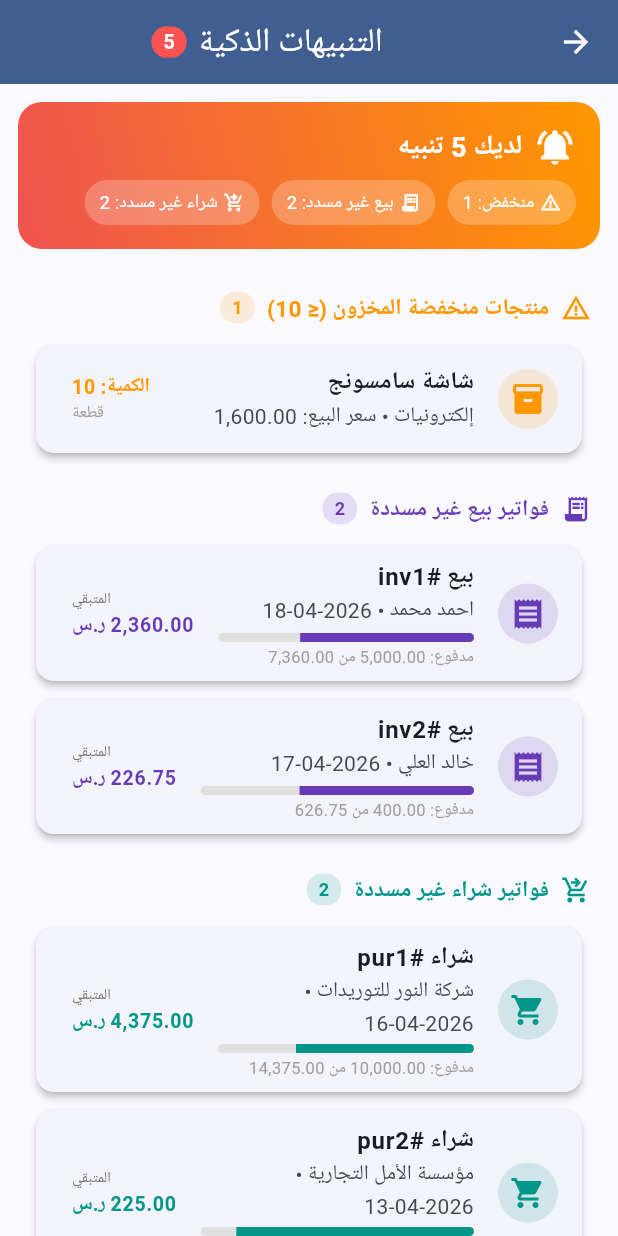
After one commit to hkllmnnx-maker/accounting-pro, a Flutter app: the screen it shows after launch, after a tap on the "notifications" icon, on a phone screen of 412 x 824 dp. The commit adds this screen. Run offline on Flutter 3.47's test engine with Material 3 defaults, Android fonts, the phone set to English and light mode, and no system bars; our stand-ins replace fl_chart, hive_flutter, pdf, printing; accounts and stored records are empty.

Commit message:
feat: add smart alerts screen (low stock, unpaid invoices, overdue quotes, client/supplier debts) with badge counter on home screen

```diff
--- /dev/null
+++ b/lib/screens/alerts_screen.dart
@@ -0,0 +1,385 @@
+import 'package:flutter/material.dart';
+import 'package:provider/provider.dart';
+import 'package:intl/intl.dart' hide TextDirection;
+import '../providers/app_provider.dart';
+import '../models/models.dart';
+import 'invoice_screen.dart';
+import 'products_screen.dart';
+import 'account_statement_screen.dart';
+
+class AlertsScreen extends StatelessWidget {
+  const AlertsScreen({super.key});
+
+  static const int lowStockThreshold = 10;
+
+  String _fmt(double n) => NumberFormat('#,##0.00', 'en').format(n);
+  String _fmtDate(DateTime d) => DateFormat('yyyy-MM-dd', 'en').format(d);
+
+  @override
+  Widget build(BuildContext context) {
+    final theme = Theme.of(context);
+    return Consumer<AppProvider>(
+      builder: (context, provider, _) {
+        final outOfStock = provider.products.where((p) => p.quantity <= 0).toList();
+        final lowStock = provider.products.where((p) =>
+            p.quantity > 0 && p.quantity <= lowStockThreshold).toList();
+        final unpaidSales = provider.sales.where((inv) => inv.remaining > 0.01).toList();
+        final unpaidPurchases = provider.purchases.where((inv) => inv.remaining > 0.01).toList();
+        final overdueQuotes = provider.quotes.where((q) =>
+            q.status == 'pending' && q.validUntil.isBefore(DateTime.now())).toList();
+        final clientsWithDebt = provider.clients.where((c) => c.balance > 0.01).toList();
+        final suppliersWithDebt = provider.suppliers.where((s) => s.balance > 0.01).toList();
+
+        final totalAlerts = outOfStock.length +
+            lowStock.length +
+            unpaidSales.length +
+            unpaidPurchases.length +
+            overdueQuotes.length;
+
+        return Directionality(
+          textDirection: TextDirection.rtl,
+          child: Scaffold(
+            appBar: AppBar(
+              title: Row(
+                mainAxisAlignment: MainAxisAlignment.center,
+                children: [
+                  const Text('التنبيهات الذكية'),
+                  const SizedBox(width: 8),
+                  if (totalAlerts > 0)
+                    Container(
+                      padding: const EdgeInsets.symmetric(horizontal: 8, vertical: 2),
+                      decoration: BoxDecoration(
+                        color: Colors.redAccent,
+                        borderRadius: BorderRadius.circular(12),
+                      ),
+                      child: Text('$totalAlerts',
+                          style: const TextStyle(color: Colors.white, fontSize: 13, fontWeight: FontWeight.bold)),
+                    ),
+                ],
+              ),
+              backgroundColor: theme.colorScheme.primary,
+              foregroundColor: Colors.white,
+            ),
+            body: SafeArea(
+              child: totalAlerts == 0 && clientsWithDebt.isEmpty && suppliersWithDebt.isEmpty
+                  ? _emptyState(theme)
+                  : ListView(
+                      padding: const EdgeInsets.all(12),
+                      children: [
+                        _summaryCard(theme, totalAlerts, outOfStock.length, lowStock.length,
+                            unpaidSales.length, unpaidPurchases.length, overdueQuotes.length),
+                        const SizedBox(height: 12),
+                        if (outOfStock.isNotEmpty)
+                          _section(
+                            context,
+                            title: 'منتجات نفدت من المخزون',
+                            icon: Icons.remove_shopping_cart,
+                            color: Colors.red,
+                            count: outOfStock.length,
+                            children: outOfStock.map((p) => _productTile(context, p, provider, Colors.red)).toList(),
+                          ),
+                        if (lowStock.isNotEmpty)
+                          _section(
+                            context,
+                            title: 'منتجات منخفضة المخزون (≤ $lowStockThreshold)',
+                            icon: Icons.warning_amber,
+                            color: Colors.orange,
+                            count: lowStock.length,
+                            children: lowStock.map((p) => _productTile(context, p, provider, Colors.orange)).toList(),
+                          ),
+                        if (unpaidSales.isNotEmpty)
+                          _section(
+                            context,
+                            title: 'فواتير بيع غير مسددة',
+                            icon: Icons.receipt_long,
+                            color: Colors.deepPurple,
+                            count: unpaidSales.length,
+                            children: unpaidSales.take(20).map((inv) =>
+                                _invoiceTile(context, inv, provider, 'sale')).toList(),
+                          ),
+                        if (unpaidPurchases.isNotEmpty)
+                          _section(
+                            context,
+                            title: 'فواتير شراء غير مسددة',
+                            icon: Icons.shopping_cart_checkout,
+                            color: Colors.teal,
+                            count: unpaidPurchases.length,
+                            children: unpaidPurchases.take(20).map((inv) =>
+                                _invoiceTile(context, inv, provider, 'purchase')).toList(),
+                          ),
+                        if (overdueQuotes.isNotEmpty)
+                          _section(
+                            context,
+                            title: 'عروض أسعار منتهية الصلاحية',
+                            icon: Icons.schedule,
+                            color: Colors.brown,
+                            count: overdueQuotes.length,
+                            children: overdueQuotes.map((q) => _quoteTile(q, provider)).toList(),
+                          ),
+                        if (clientsWithDebt.isNotEmpty)
+                          _section(
+                            context,
+                            title: 'عملاء لديهم ديون',
+                            icon: Icons.person_outline,
+                            color: Colors.blue,
+                            count: clientsWithDebt.length,
+                            children: clientsWithDebt.take(20).map((c) => Card(
+                                  child: ListTile(
+                                    leading: CircleAvatar(
+                                      backgroundColor: Colors.blue.withValues(alpha: 0.15),
+                                      child: const Icon(Icons.person, color: Colors.blue),
+                                    ),
+                                    title: Text(c.name, style: const TextStyle(fontWeight: FontWeight.bold)),
+                                    subtitle: Text(c.phone.isEmpty ? 'بدون هاتف' : c.phone),
+                                    trailing: Text(
+                                      '${_fmt(c.balance)} ${provider.currency}',
+                                      style: const TextStyle(color: Colors.blue, fontWeight: FontWeight.bold),
+                                    ),
+                                    onTap: () => Navigator.push(context, MaterialPageRoute(
+                                        builder: (_) => AccountStatementScreen(
+                                            contactId: c.id, contactName: c.name))),
+                                  ),
+                                )).toList(),
+                          ),
+                        if (suppliersWithDebt.isNotEmpty)
+                          _section(
+                            context,
+                            title: 'مستحقات الموردين',
+                            icon: Icons.local_shipping,
+                            color: Colors.indigo,
+                            count: suppliersWithDebt.length,
+                            children: suppliersWithDebt.take(20).map((s) => Card(
+                                  child: ListTile(
+                                    leading: CircleAvatar(
+                                      backgroundColor: Colors.indigo.withValues(alpha: 0.15),
+                                      child: const Icon(Icons.local_shipping, color: Colors.indigo),
+                                    ),
+                                    title: Text(s.name, style: const TextStyle(fontWeight: FontWeight.bold)),
+                                    subtitle: Text(s.phone.isEmpty ? 'بدون هاتف' : s.phone),
+                                    trailing: Text(
+                                      '${_fmt(s.balance)} ${provider.currency}',
+                                      style: const TextStyle(color: Colors.indigo, fontWeight: FontWeight.bold),
+                                    ),
+                                    onTap: () => Navigator.push(context, MaterialPageRoute(
+                                        builder: (_) => AccountStatementScreen(
+                                            contactId: s.id, contactName: s.name))),
+                                  ),
+                                )).toList(),
+                          ),
+                        const SizedBox(height: 20),
+                      ],
+                    ),
+            ),
+          ),
+        );
+      },
+    );
+  }
+
+  Widget _summaryCard(ThemeData theme, int total, int out, int low, int uSales,
+      int uPurchases, int overdueQ) {
+    return Container(
+      decoration: BoxDecoration(
+        gradient: LinearGradient(
+          colors: total == 0
+              ? [Colors.green, Colors.green.shade300]
+              : [Colors.orange, Colors.red.shade400],
+          begin: Alignment.topRight,
+          end: Alignment.bottomLeft,
+        ),
+        borderRadius: BorderRadius.circular(16),
+      ),
+      padding: const EdgeInsets.all(16),
+      child: Column(
+        crossAxisAlignment: CrossAxisAlignment.start,
+        children: [
+          Row(
+            children: [
+              Icon(total == 0 ? Icons.check_circle : Icons.notifications_active,
+                  color: Colors.white, size: 28),
+              const SizedBox(width: 8),
+              Text(
+                total == 0 ? 'كل شيء على ما يرام!' : 'لديك $total تنبيه',
+                style: const TextStyle(color: Colors.white, fontSize: 18, fontWeight: FontWeight.bold),
+              ),
+            ],
+          ),
+          const SizedBox(height: 8),
+          Wrap(
+            spacing: 8,
+            runSpacing: 8,
+            children: [
+              if (out > 0) _mini('نفد: $out', Icons.remove_shopping_cart),
+              if (low > 0) _mini('منخفض: $low', Icons.warning_amber),
+              if (uSales > 0) _mini('بيع غير مسدد: $uSales', Icons.receipt_long),
+              if (uPurchases > 0) _mini('شراء غير مسدد: $uPurchases', Icons.shopping_cart_checkout),
+              if (overdueQ > 0) _mini('عروض منتهية: $overdueQ', Icons.schedule),
+            ],
+          ),
+        ],
+      ),
+    );
+  }
+
+  Widget _mini(String text, IconData icon) {
+    return Container(
+      padding: const EdgeInsets.symmetric(horizontal: 10, vertical: 6),
+      decoration: BoxDecoration(
+        color: Colors.white24,
+        borderRadius: BorderRadius.circular(20),
+      ),
+      child: Row(
+        mainAxisSize: MainAxisSize.min,
+        children: [
+          Icon(icon, color: Colors.white, size: 14),
+          const SizedBox(width: 4),
+          Text(text, style: const TextStyle(color: Colors.white, fontSize: 12)),
+        ],
+      ),
+    );
+  }
+
+  Widget _section(BuildContext context,
+      {required String title,
+      required IconData icon,
+      required Color color,
+      required int count,
+      required List<Widget> children}) {
+    return Padding(
+      padding: const EdgeInsets.only(top: 8, bottom: 4),
+      child: Column(
+        crossAxisAlignment: CrossAxisAlignment.start,
+        children: [
+          Padding(
+            padding: const EdgeInsets.symmetric(horizontal: 6, vertical: 8),
+            child: Row(
+              children: [
+                Icon(icon, color: color, size: 20),
+                const SizedBox(width: 8),
+                Text(title, style: TextStyle(fontWeight: FontWeight.bold, color: color, fontSize: 15)),
+                const SizedBox(width: 8),
+                Container(
+                  padding: const EdgeInsets.symmetric(horizontal: 8, vertical: 2),
+                  decoration: BoxDecoration(
+                    color: color.withValues(alpha: 0.15),
+                    borderRadius: BorderRadius.circular(10),
+                  ),
+                  child: Text('$count', style: TextStyle(color: color, fontSize: 12, fontWeight: FontWeight.bold)),
+                ),
+              ],
+            ),
+          ),
+          ...children,
+        ],
+      ),
+    );
+  }
+
+  Widget _productTile(BuildContext context, Product p, AppProvider prov, Color color) {
+    return Card(
+      child: ListTile(
+        leading: CircleAvatar(
+          backgroundColor: color.withValues(alpha: 0.15),
+          child: Icon(Icons.inventory_2, color: color),
+        ),
+        title: Text(p.name, style: const TextStyle(fontWeight: FontWeight.bold)),
+        subtitle: Text('${p.category.isEmpty ? "بدون فئة" : p.category} • سعر البيع: ${_fmt(p.sellPrice)}'),
+        trailing: Column(
+          crossAxisAlignment: CrossAxisAlignment.end,
+          mainAxisAlignment: MainAxisAlignment.center,
+          children: [
+            Text('الكمية: ${p.quantity}',
+                style: TextStyle(color: color, fontWeight: FontWeight.bold, fontSize: 13)),
+            Text(p.unit, style: const TextStyle(fontSize: 11, color: Colors.grey)),
+          ],
+        ),
+        onTap: () => Navigator.push(context, MaterialPageRoute(builder: (_) => const ProductsScreen())),
+      ),
+    );
+  }
+
+  Widget _invoiceTile(BuildContext context, Invoice inv, AppProvider prov, String type) {
+    final color = type == 'sale' ? Colors.deepPurple : Colors.teal;
+    final percentPaid = inv.totalAmount > 0 ? (inv.paid / inv.totalAmount).clamp(0.0, 1.0) : 0.0;
+    return Card(
+      child: ListTile(
+        leading: CircleAvatar(
+          backgroundColor: color.withValues(alpha: 0.15),
+          child: Icon(type == 'sale' ? Icons.receipt : Icons.shopping_cart, color: color),
+        ),
+        title: Text(
+          '${type == "sale" ? "بيع" : "شراء"} #${inv.id.length >= 6 ? inv.id.substring(0, 6) : inv.id}',
+          style: const TextStyle(fontWeight: FontWeight.bold),
+        ),
+        subtitle: Column(
+          crossAxisAlignment: CrossAxisAlignment.start,
+          children: [
+            Text('${inv.contactName.isEmpty ? "بدون جهة" : inv.contactName} • ${_fmtDate(inv.date)}'),
+            const SizedBox(height: 4),
+            ClipRRect(
+              borderRadius: BorderRadius.circular(4),
+              child: LinearProgressIndicator(
+                value: percentPaid,
+                minHeight: 6,
+                backgroundColor: Colors.grey.shade300,
+                valueColor: AlwaysStoppedAnimation(color),
+              ),
+            ),
+            const SizedBox(height: 2),
+            Text('مدفوع: ${_fmt(inv.paid)} من ${_fmt(inv.totalAmount)}',
+                style: const TextStyle(fontSize: 11, color: Colors.grey)),
+          ],
+        ),
+        trailing: Column(
+          crossAxisAlignment: CrossAxisAlignment.end,
+          mainAxisAlignment: MainAxisAlignment.center,
+          children: [
+            Text('المتبقي', style: TextStyle(fontSize: 10, color: Colors.grey.shade600)),
+            Text('${_fmt(inv.remaining)} ${prov.currency}',
+                style: TextStyle(color: color, fontWeight: FontWeight.bold, fontSize: 13)),
+          ],
+        ),
+        onTap: () => Navigator.push(context, MaterialPageRoute(
+            builder: (_) => InvoiceScreen(type: type, invoice: inv))),
+      ),
+    );
+  }
+
+  Widget _quoteTile(Quote q, AppProvider prov) {
+    return Card(
+      child: ListTile(
+        leading: CircleAvatar(
+          backgroundColor: Colors.brown.withValues(alpha: 0.15),
+          child: const Icon(Icons.request_quote, color: Colors.brown),
+        ),
+        title: Text(
+          'عرض #${q.id.length >= 6 ? q.id.substring(0, 6) : q.id}',
+          style: const TextStyle(fontWeight: FontWeight.bold),
+        ),
+        subtitle: Text(
+            '${q.contactName.isEmpty ? "بدون عميل" : q.contactName} • انتهى بتاريخ ${_fmtDate(q.validUntil)}'),
+        trailing: Text(
+          '${_fmt(q.totalAmount)} ${prov.currency}',
+          style: const TextStyle(color: Colors.brown, fontWeight: FontWeight.bold),
+        ),
+      ),
+    );
+  }
+
+  Widget _emptyState(ThemeData theme) {
+    return Center(
+      child: Column(
+        mainAxisAlignment: MainAxisAlignment.center,
+        children: [
+          Icon(Icons.check_circle, size: 96, color: Colors.green.withValues(alpha: 0.7)),
+          const SizedBox(height: 16),
+          Text('ممتاز! لا توجد تنبيهات',
+              style: theme.textTheme.titleLarge?.copyWith(fontWeight: FontWeight.bold)),
+          const SizedBox(height: 8),
+          Text('كل شيء تحت السيطرة',
+              style: theme.textTheme.bodyMedium?.copyWith(color: Colors.grey)),
+        ],
+      ),
+    );
+  }
+}
--- a/lib/screens/home_screen.dart
+++ b/lib/screens/home_screen.dart
@@ -18,6 +18,7 @@ import 'journal_screen.dart';
 import 'quotes_screen.dart';
 import 'settings_screen.dart';
 import 'global_search_screen.dart';
+import 'alerts_screen.dart';
 
 class HomeScreen extends StatelessWidget {
   const HomeScreen({super.key});
@@ -43,6 +44,7 @@ class HomeScreen extends StatelessWidget {
                   tooltip: 'البحث الشامل',
                   onPressed: () => Navigator.push(context, MaterialPageRoute(builder: (_) => const GlobalSearchScreen())),
                 ),
+                _buildAlertsButton(context, provider),
                 IconButton(
                   icon: Icon(provider.themeMode == ThemeMode.dark ? Icons.light_mode : Icons.dark_mode),
                   tooltip: 'تبديل الوضع',
@@ -90,6 +92,48 @@ class HomeScreen extends StatelessWidget {
           ),
         );
       },
+    );
+  }
+
+  Widget _buildAlertsButton(BuildContext context, AppProvider provider) {
+    final outOfStock = provider.products.where((p) => p.quantity <= 0).length;
+    final lowStock = provider.products.where((p) => p.quantity > 0 && p.quantity <= 10).length;
+    final unpaidSales = provider.sales.where((inv) => inv.remaining > 0.01).length;
+    final unpaidPurchases = provider.purchases.where((inv) => inv.remaining > 0.01).length;
+    final overdueQuotes = provider.quotes
+        .where((q) => q.status == 'pending' && q.validUntil.isBefore(DateTime.now()))
+        .length;
+    final total = outOfStock + lowStock + unpaidSales + unpaidPurchases + overdueQuotes;
+
+    return Stack(
+      alignment: Alignment.center,
+      children: [
+        IconButton(
+          icon: const Icon(Icons.notifications_outlined),
+          tooltip: 'التنبيهات',
+          onPressed: () => Navigator.push(
+              context, MaterialPageRoute(builder: (_) => const AlertsScreen())),
+        ),
+        if (total > 0)
+          Positioned(
+            top: 6,
+            right: 6,
+            child: Container(
+              padding: const EdgeInsets.symmetric(horizontal: 5, vertical: 1),
+              decoration: BoxDecoration(
+                color: Colors.redAccent,
+                borderRadius: BorderRadius.circular(10),
+                border: Border.all(color: Colors.white, width: 1.5),
+              ),
+              constraints: const BoxConstraints(minWidth: 18, minHeight: 18),
+              child: Text(
+                total > 99 ? '99+' : '$total',
+                style: const TextStyle(color: Colors.white, fontSize: 10, fontWeight: FontWeight.bold),
+                textAlign: TextAlign.center,
+              ),
+            ),
+          ),
+      ],
     );
   }
 
```
